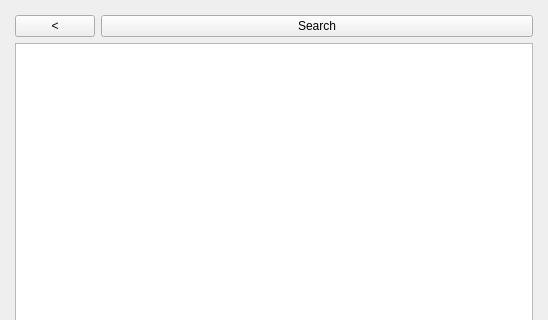
Before: the Qt Designer form BrainBit/neurosamples-main/Bit/ui/SearchScreenUI.ui in simai1/sfedu-hackathon-2025, drawn with Qt 5; both pictures show x 0 to 548 and y 0 to 320 of the 548 by 600 pixel window.
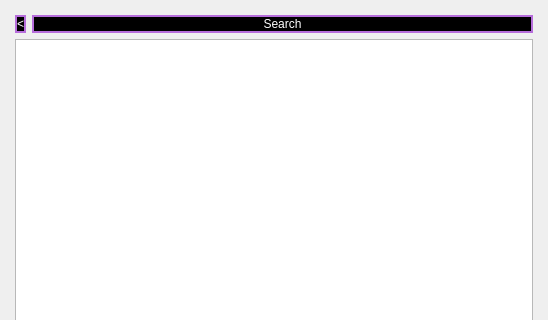
After: the same form once the commit is applied.

```diff
--- a/BrainBit/neurosamples-main/Bit/ui/SearchScreenUI.ui
+++ b/BrainBit/neurosamples-main/Bit/ui/SearchScreenUI.ui
@@ -13,6 +13,19 @@
   <property name="windowTitle">
    <string>Search</string>
   </property>
+  <property name="styleSheet">
+   <string notr="true">QPushButton {
+	background-color: black;
+	border: 2px solid #B66DDB;
+	color: white;
+}
+
+QPushButton:disabled {
+	background-color: #808080;
+	border: none;
+	color: #CCCCCC;
+}</string>
+  </property>
   <widget class="QWidget" name="centralwidget">
    <layout class="QVBoxLayout" name="verticalLayout" stretch="0,0">
     <property name="leftMargin">
@@ -31,6 +44,9 @@
      <layout class="QHBoxLayout" name="horizontalLayout" stretch="0,1">
       <item>
        <widget class="QPushButton" name="backButton">
+        <property name="styleSheet">
+         <string notr="true">background-color: black; border: 2px solid #B66DDB; color: white;</string>
+        </property>
         <property name="text">
          <string>&lt;</string>
         </property>
@@ -38,6 +54,9 @@
       </item>
       <item>
        <widget class="QPushButton" name="searchButton">
+        <property name="styleSheet">
+         <string notr="true">background-color: black; border: 2px solid #B66DDB; color: white;</string>
+        </property>
         <property name="text">
          <string>Search</string>
         </property>
```
